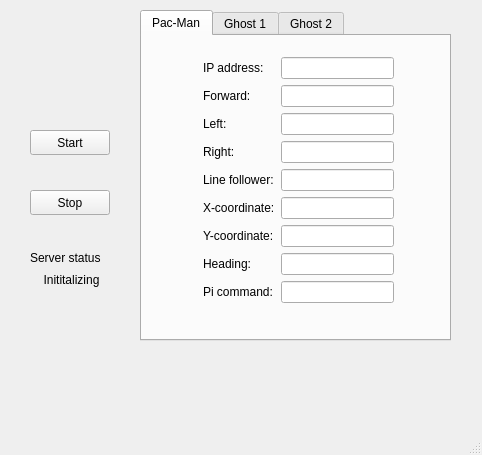
Above: qtfiles/MainWindow.ui from epenn28/embeddedserver before the change. Below: the same form after it.
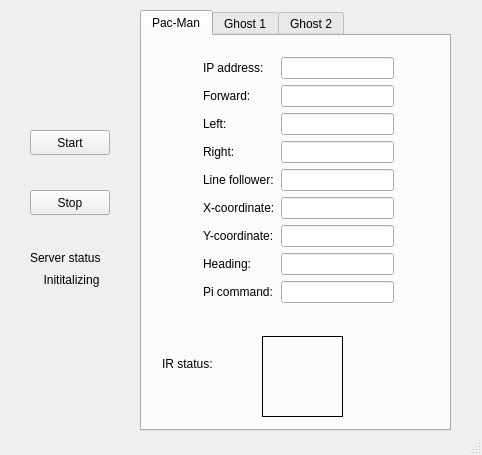
That is the form after the change.

Patch:
```diff
--- a/qtfiles/MainWindow.ui
+++ b/qtfiles/MainWindow.ui
@@ -20,7 +20,7 @@
       <x>140</x>
       <y>10</y>
       <width>311</width>
-      <height>331</height>
+      <height>421</height>
      </rect>
     </property>
     <property name="currentIndex">
@@ -168,6 +168,35 @@
        </item>
       </layout>
      </widget>
+     <widget class="QLabel" name="irStatusLabel">
+      <property name="geometry">
+       <rect>
+        <x>20</x>
+        <y>320</y>
+        <width>51</width>
+        <height>16</height>
+       </rect>
+      </property>
+      <property name="text">
+       <string>IR status:</string>
+      </property>
+     </widget>
+     <widget class="QLabel" name="irStatusImage">
+      <property name="geometry">
+       <rect>
+        <x>120</x>
+        <y>300</y>
+        <width>81</width>
+        <height>81</height>
+       </rect>
+      </property>
+      <property name="frameShape">
+       <enum>QFrame::Box</enum>
+      </property>
+      <property name="text">
+       <string/>
+      </property>
+     </widget>
     </widget>
     <widget class="QWidget" name="ghost1Tab">
      <attribute name="title">
```
Left out of the diff: 58 changed lines with no effect on the pictures.
